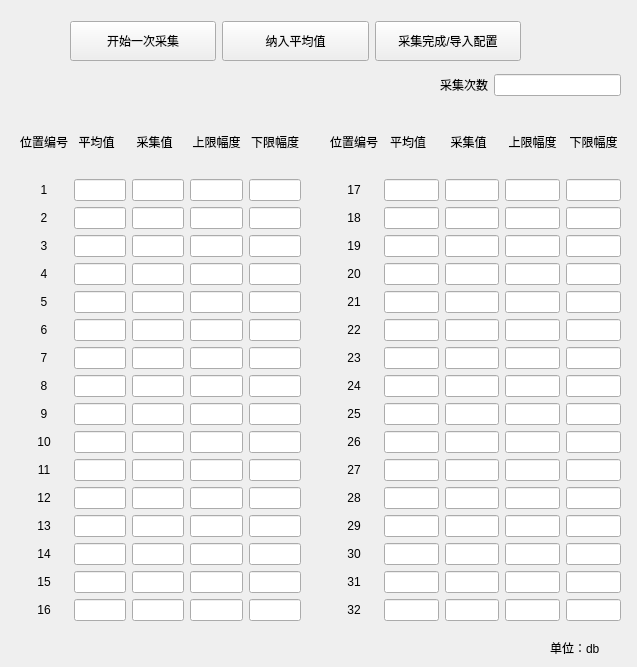
First picture: the form in UI/countpowerlimit.ui, repository ReceiverUsb-rapoo/ReceiverUsbTest, before the edit.
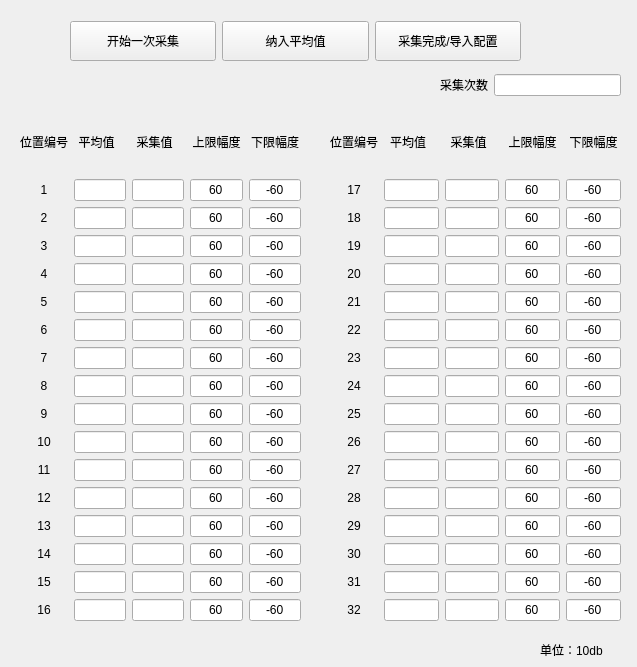
Second picture: the form after the edit.

Patch:
```diff
--- a/UI/countpowerlimit.ui
+++ b/UI/countpowerlimit.ui
@@ -129,6 +129,9 @@
         <pointsize>9</pointsize>
        </font>
       </property>
+      <property name="text">
+       <string>60</string>
+      </property>
       <property name="alignment">
        <set>Qt::AlignCenter</set>
       </property>
@@ -141,6 +144,9 @@
         <pointsize>9</pointsize>
        </font>
       </property>
+      <property name="text">
+       <string>-60</string>
+      </property>
       <property name="alignment">
        <set>Qt::AlignCenter</set>
       </property>
@@ -192,6 +198,9 @@
         <pointsize>9</pointsize>
        </font>
       </property>
+      <property name="text">
+       <string>60</string>
+      </property>
       <property name="alignment">
        <set>Qt::AlignCenter</set>
       </property>
@@ -204,6 +213,9 @@
         <pointsize>9</pointsize>
        </font>
       </property>
+      <property name="text">
+       <string>-60</string>
+      </property>
       <property name="alignment">
        <set>Qt::AlignCenter</set>
       </property>
@@ -255,6 +267,9 @@
         <pointsize>9</pointsize>
        </font>
       </property>
+      <property name="text">
+       <string>60</string>
+      </property>
       <property name="alignment">
        <set>Qt::AlignCenter</set>
       </property>
@@ -267,6 +282,9 @@
         <pointsize>9</pointsize>
        </font>
       </property>
+      <property name="text">
+       <string>-60</string>
+      </property>
       <property name="alignment">
        <set>Qt::AlignCenter</set>
       </property>
@@ -318,6 +336,9 @@
         <pointsize>9</pointsize>
        </font>
       </property>
+      <property name="text">
+       <string>60</string>
+      </property>
       <property name="alignment">
        <set>Qt::AlignCenter</set>
       </property>
@@ -330,6 +351,9 @@
         <pointsize>9</pointsize>
        </font>
       </property>
+      <property name="text">
+       <string>-60</string>
+      </property>
       <property name="alignment">
        <set>Qt::AlignCenter</set>
       </property>
@@ -381,6 +405,9 @@
         <pointsize>9</pointsize>
        </font>
       </property>
+      <property name="text">
+       <string>60</string>
+      </property>
       <property name="alignment">
        <set>Qt::AlignCenter</set>
       </property>
@@ -393,6 +420,9 @@
         <pointsize>9</pointsize>
        </font>
       </property>
+      <property name="text">
+       <string>-60</string>
+      </property>
       <property name="alignment">
        <set>Qt::AlignCenter</set>
       </property>
@@ -444,6 +474,9 @@
         <pointsize>9</pointsize>
        </font>
       </property>
+      <property name="text">
+       <string>60</string>
+      </property>
       <property name="alignment">
        <set>Qt::AlignCenter</set>
       </property>
@@ -456,6 +489,9 @@
         <pointsize>9</pointsize>
        </font>
       </property>
+      <property name="text">
+       <string>-60</string>
+      </property>
       <property name="alignment">
        <set>Qt::AlignCenter</set>
       </property>
@@ -507,6 +543,9 @@
         <pointsize>9</pointsize>
        </font>
       </property>
+      <property name="text">
+       <string>60</string>
+      </property>
       <property name="alignment">
        <set>Qt::AlignCenter</set>
       </property>
@@ -519,6 +558,9 @@
         <pointsize>9</pointsize>
        </font>
       </property>
+      <property name="text">
+       <string>-60</string>
+      </property>
       <property name="alignment">
        <set>Qt::AlignCenter</set>
       </property>
@@ -570,6 +612,9 @@
         <pointsize>9</pointsize>
        </font>
       </property>
+      <property name="text">
+       <string>60</string>
+      </property>
       <property name="alignment">
        <set>Qt::AlignCenter</set>
       </property>
@@ -582,6 +627,9 @@
         <pointsize>9</pointsize>
        </font>
       </property>
+      <property name="text">
+       <string>-60</string>
+      </property>
       <property name="alignment">
        <set>Qt::AlignCenter</set>
       </property>
@@ -633,6 +681,9 @@
         <pointsize>9</pointsize>
        </font>
       </property>
+      <property name="text">
+       <string>60</string>
+      </property>
       <property name="alignment">
        <set>Qt::AlignCenter</set>
       </property>
@@ -645,6 +696,9 @@
         <pointsize>9</pointsize>
        </font>
       </property>
+      <property name="text">
+       <string>-60</string>
+      </property>
       <property name="alignment">
        <set>Qt::AlignCenter</set>
       </property>
@@ -696,6 +750,9 @@
         <pointsize>9</pointsize>
        </font>
       </property>
+      <property name="text">
+       <string>60</string>
+      </property>
       <property name="alignment">
        <set>Qt::AlignCenter</set>
       </property>
@@ -708,6 +765,9 @@
         <pointsize>9</pointsize>
        </font>
       </property>
+      <property name="text">
+       <string>-60</string>
+      </property>
       <property name="alignment">
        <set>Qt::AlignCenter</set>
       </property>
@@ -759,6 +819,9 @@
         <pointsize>9</pointsize>
        </font>
       </property>
+      <property name="text">
+       <string>60</string>
+      </property>
       <property name="alignment">
        <set>Qt::AlignCenter</set>
       </property>
@@ -771,6 +834,9 @@
         <pointsize>9</pointsize>
        </font>
       </property>
+      <property name="text">
+       <string>-60</string>
+      </property>
       <property name="alignment">
        <set>Qt::AlignCenter</set>
       </property>
@@ -822,6 +888,9 @@
         <pointsize>9</pointsize>
        </font>
       </property>
+      <property name="text">
+       <string>60</string>
+      </property>
       <property name="alignment">
        <set>Qt::AlignCenter</set>
       </property>
@@ -834,6 +903,9 @@
         <pointsize>9</pointsize>
        </font>
       </property>
+      <property name="text">
+       <string>-60</string>
+      </property>
       <property name="alignment">
        <set>Qt::AlignCenter</set>
       </property>
@@ -885,6 +957,9 @@
         <pointsize>9</pointsize>
        </font>
       </property>
+      <property name="text">
+       <string>60</string>
+      </property>
       <property name="alignment">
        <set>Qt::AlignCenter</set>
       </property>
@@ -897,6 +972,9 @@
         <pointsize>9</pointsize>
        </font>
       </property>
+      <property name="text">
+       <string>-60</string>
+      </property>
       <property name="alignment">
        <set>Qt::AlignCenter</set>
       </property>
@@ -948,6 +1026,9 @@
         <pointsize>9</pointsize>
        </font>
       </property>
+      <property name="text">
+       <string>60</string>
+      </property>
       <property name="alignment">
        <set>Qt::AlignCenter</set>
       </property>
@@ -960,6 +1041,9 @@
         <pointsize>9</pointsize>
        </font>
       </property>
+      <property name="text">
+       <string>-60</string>
+      </property>
       <property name="alignment">
        <set>Qt::AlignCenter</set>
       </property>
@@ -1011,6 +1095,9 @@
         <pointsize>9</pointsize>
        </font>
       </property>
+      <property name="text">
+       <string>60</string>
+      </property>
       <property name="alignment">
        <set>Qt::AlignCenter</set>
       </property>
@@ -1023,6 +1110,9 @@
         <pointsize>9</pointsize>
        </font>
       </property>
+      <property name="text">
+       <string>-60</string>
+      </property>
       <property name="alignment">
        <set>Qt::AlignCenter</set>
       </property>
@@ -1074,6 +1164,9 @@
         <pointsize>9</pointsize>
        </font>
       </property>
+      <property name="text">
+       <string>60</string>
+      </property>
       <property name="alignment">
        <set>Qt::AlignCenter</set>
       </property>
@@ -1086,6 +1179,9 @@
         <pointsize>9</pointsize>
        </font>
       </property>
+      <property name="text">
+       <string>-60</string>
+      </property>
       <property name="alignment">
        <set>Qt::AlignCenter</set>
       </property>
@@ -1125,6 +1221,9 @@
    <layout class="QGridLayout" name="gridLayout_1">
     <item row="15" column="3">
      <widget class="QLineEdit" name="le_UpperLimit_15">
+      <property name="text">
+       <string>60</string>
+      </property>
       <property name="alignment">
        <set>Qt::AlignCenter</set>
       </property>
@@ -1168,6 +1267,9 @@
     </item>
     <item row="12" column="4">
      <widget class="QLineEdit" name="le_DownLimit_12">
+      <property name="text">
+       <string>-60</string>
+      </property>
       <property name="alignment">
        <set>Qt::AlignCenter</set>
       </property>
@@ -1175,6 +1277,9 @@
     </item>
     <item row="7" column="4">
      <widget class="QLineEdit" name="le_DownLimit_7">
+      <property name="text">
+       <string>-60</string>
+      </property>
       <property name="alignment">
        <set>Qt::AlignCenter</set>
       </property>
@@ -1211,6 +1316,9 @@
     </item>
     <item row="5" column="3">
      <widget class="QLineEdit" name="le_UpperLimit_5">
+      <property name="text">
+       <string>60</string>
+      </property>
       <property name="alignment">
        <set>Qt::AlignCenter</set>
       </property>
@@ -1225,6 +1333,9 @@
     </item>
     <item row="10" column="3">
      <widget class="QLineEdit" name="le_UpperLimit_10">
+      <property name="text">
+       <string>60</string>
+      </property>
       <property name="alignment">
        <set>Qt::AlignCenter</set>
       </property>
@@ -1232,6 +1343,9 @@
     </item>
     <item row="13" column="3">
      <widget class="QLineEdit" name="le_UpperLimit_13">
+      <property name="text">
+       <string>60</string>
+      </property>
       <property name="alignment">
        <set>Qt::AlignCenter</set>
       </property>
@@ -1246,6 +1360,9 @@
     </item>
     <item row="8" column="4">
      <widget class="QLineEdit" name="le_DownLimit_8">
+      <property name="text">
+       <string>-60</string>
+      </property>
       <property name="alignment">
        <set>Qt::AlignCenter</set>
       </property>
@@ -1253,6 +1370,9 @@
     </item>
     <item row="11" column="3">
      <widget class="QLineEdit" name="le_UpperLimit_11">
+      <property name="text">
+       <string>60</string>
+      </property>
       <property name="alignment">
        <set>Qt::AlignCenter</set>
       </property>
@@ -1282,6 +1402,9 @@
     </item>
     <item row="15" column="4">
      <widget class="QLineEdit" name="le_DownLimit_15">
+      <property name="text">
+       <string>-60</string>
+      </property>
       <property name="alignment">
        <set>Qt::AlignCenter</set>
       </property>
@@ -1289,6 +1412,9 @@
     </item>
     <item row="9" column="4">
      <widget class="QLineEdit" name="le_DownLimit_9">
+      <property name="text">
+       <string>-60</string>
+      </property>
       <property name="alignment">
        <set>Qt::AlignCenter</set>
       </property>
@@ -1333,6 +1459,9 @@
     </item>
     <item row="6" column="4">
      <widget class="QLineEdit" name="le_DownLimit_6">
+      <property name="text">
+       <string>-60</string>
+      </property>
       <property name="alignment">
        <set>Qt::AlignCenter</set>
       </property>
@@ -1340,6 +1469,9 @@
     </item>
     <item row="16" column="3">
      <widget class="QLineEdit" name="le_UpperLimit_16">
+      <property name="text">
+       <string>60</string>
+      </property>
       <property name="alignment">
        <set>Qt::AlignCenter</set>
       </property>
@@ -1347,6 +1479,9 @@
     </item>
     <item row="6" column="3">
      <widget class="QLineEdit" name="le_UpperLimit_6">
+      <property name="text">
+       <string>60</string>
+      </property>
       <property name="alignment">
        <set>Qt::AlignCenter</set>
       </property>
@@ -1354,6 +1489,9 @@
     </item>
     <item row="9" column="3">
      <widget class="QLineEdit" name="le_UpperLimit_9">
+      <property name="text">
+       <string>60</string>
+      </property>
       <property name="alignment">
        <set>Qt::AlignCenter</set>
       </property>
@@ -1361,6 +1499,9 @@
     </item>
     <item row="12" column="3">
      <widget class="QLineEdit" name="le_UpperLimit_12">
+      <property name="text">
+       <string>60</string>
+      </property>
       <property name="alignment">
        <set>Qt::AlignCenter</set>
       </property>
@@ -1375,6 +1516,9 @@
     </item>
     <item row="10" column="4">
      <widget class="QLineEdit" name="le_DownLimit_10">
+      <property name="text">
+       <string>-60</string>
+      </property>
       <property name="alignment">
        <set>Qt::AlignCenter</set>
       </property>
@@ -1419,6 +1563,9 @@
     </item>
     <item row="7" column="3">
      <widget class="QLineEdit" name="le_UpperLimit_7">
+      <property name="text">
+       <string>60</string>
+      </property>
       <property name="alignment">
        <set>Qt::AlignCenter</set>
       </property>
@@ -1448,6 +1595,9 @@
     </item>
     <item row="11" column="4">
      <widget class="QLineEdit" name="le_DownLimit_11">
+      <property name="text">
+       <string>-60</string>
+      </property>
       <property name="alignment">
        <set>Qt::AlignCenter</set>
       </property>
@@ -1462,6 +1612,9 @@
     </item>
     <item row="16" column="4">
      <widget class="QLineEdit" name="le_DownLimit_16">
+      <property name="text">
+       <string>-60</string>
+      </property>
       <property name="alignment">
        <set>Qt::AlignCenter</set>
       </property>
@@ -1469,6 +1622,9 @@
     </item>
     <item row="13" column="4">
      <widget class="QLineEdit" name="le_DownLimit_13">
+      <property name="text">
+       <string>-60</string>
+      </property>
       <property name="alignment">
        <set>Qt::AlignCenter</set>
       </property>
@@ -1483,6 +1639,9 @@
     </item>
     <item row="8" column="3">
      <widget class="QLineEdit" name="le_UpperLimit_8">
+      <property name="text">
+       <string>60</string>
+      </property>
       <property name="alignment">
        <set>Qt::AlignCenter</set>
       </property>
@@ -1511,6 +1670,9 @@
     </item>
     <item row="5" column="4">
      <widget class="QLineEdit" name="le_DownLimit_5">
+      <property name="text">
+       <string>-60</string>
+      </property>
       <property name="alignment">
        <set>Qt::AlignCenter</set>
       </property>
@@ -1553,6 +1715,9 @@
     </item>
     <item row="14" column="4">
      <widget class="QLineEdit" name="le_DownLimit_14">
+      <property name="text">
+       <string>-60</string>
+      </property>
       <property name="alignment">
        <set>Qt::AlignCenter</set>
       </property>
@@ -1590,6 +1755,9 @@
     </item>
     <item row="14" column="3">
      <widget class="QLineEdit" name="le_UpperLimit_14">
+      <property name="text">
+       <string>60</string>
+      </property>
       <property name="alignment">
        <set>Qt::AlignCenter</set>
       </property>
@@ -1612,6 +1780,9 @@
     </item>
     <item row="2" column="4">
      <widget class="QLineEdit" name="le_DownLimit_2">
+      <property name="text">
+       <string>-60</string>
+      </property>
       <property name="alignment">
        <set>Qt::AlignCenter</set>
       </property>
@@ -1641,6 +1812,9 @@
     </item>
     <item row="1" column="3">
      <widget class="QLineEdit" name="le_UpperLimit_1">
+      <property name="text">
+       <string>60</string>
+      </property>
       <property name="alignment">
        <set>Qt::AlignCenter</set>
       </property>
@@ -1648,6 +1822,9 @@
     </item>
     <item row="1" column="4">
      <widget class="QLineEdit" name="le_DownLimit_1">
+      <property name="text">
+       <string>-60</string>
+      </property>
       <property name="alignment">
        <set>Qt::AlignCenter</set>
       </property>
@@ -1684,6 +1861,9 @@
     </item>
     <item row="4" column="4">
      <widget class="QLineEdit" name="le_DownLimit_4">
+      <property name="text">
+       <string>-60</string>
+      </property>
       <property name="alignment">
        <set>Qt::AlignCenter</set>
       </property>
@@ -1721,6 +1901,9 @@
     </item>
     <item row="4" column="3">
      <widget class="QLineEdit" name="le_UpperLimit_4">
+      <property name="text">
+       <string>60</string>
+      </property>
       <property name="alignment">
        <set>Qt::AlignCenter</set>
       </property>
@@ -1809,6 +1992,9 @@
     </item>
     <item row="3" column="4">
      <widget class="QLineEdit" name="le_DownLimit_3">
+      <property name="text">
+       <string>-60</string>
+      </property>
       <property name="alignment">
        <set>Qt::AlignCenter</set>
       </property>
@@ -1838,6 +2024,9 @@
     </item>
     <item row="2" column="3">
      <widget class="QLineEdit" name="le_UpperLimit_2">
+      <property name="text">
+       <string>60</string>
+      </property>
       <property name="alignment">
        <set>Qt::AlignCenter</set>
       </property>
@@ -1852,6 +2041,9 @@
     </item>
     <item row="3" column="3">
      <widget class="QLineEdit" name="le_UpperLimit_3">
+      <property name="text">
+       <string>60</string>
+      </property>
       <property name="alignment">
        <set>Qt::AlignCenter</set>
       </property>
@@ -1990,14 +2182,14 @@
   <widget class="QLabel" name="label_44">
    <property name="geometry">
     <rect>
-     <x>550</x>
+     <x>540</x>
      <y>640</y>
-     <width>71</width>
-     <height>16</height>
+     <width>81</width>
+     <height>20</height>
     </rect>
    </property>
    <property name="text">
-    <string>单位：db</string>
+    <string>单位：10db</string>
    </property>
   </widget>
  </widget>
```
